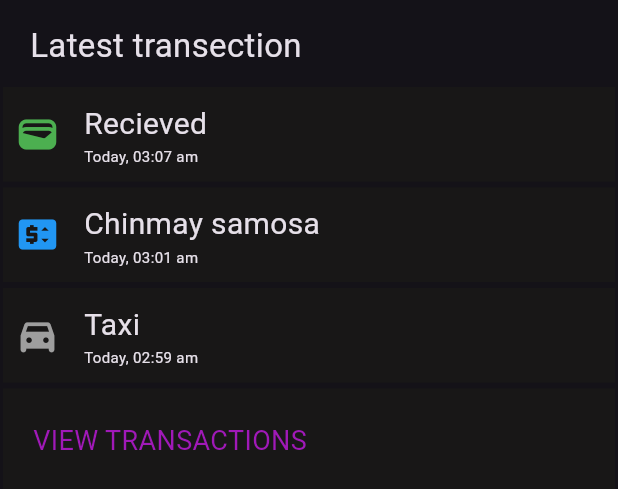
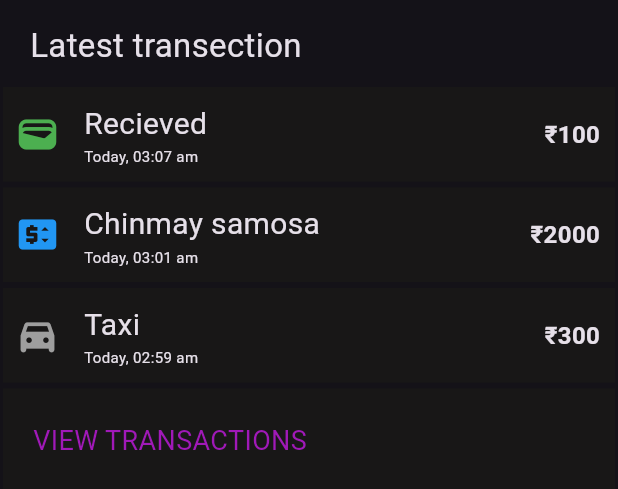
Before and after one commit to kunal-umap/Expances_Manager, a Flutter app: the Transection widget shown alone on an empty page, opened directly, on a phone screen of 412 x 824 dp. Shown: the top 489 px of the screen. Run offline on Flutter 3.47's test engine with Material 2 defaults, Android fonts, the phone set to English and light mode, and no system bars.

Commit message:
Transaction section done"

```diff
--- a/lib/main.dart
+++ b/lib/main.dart
@@ -1,4 +1,3 @@
-import 'package:expances_management/pages/Home/Home_Wedgets/Transection/transection.dart';
 import 'package:flutter/material.dart';
 
 void main() {
--- a/lib/pages/Home/Home_Wedgets/Transection/Main_page.dart
+++ b/lib/pages/Home/Home_Wedgets/Transection/Main_page.dart
@@ -7,12 +7,14 @@ class Main_page extends StatefulWidget {
   String time;
   IconData icon;
   Color color;
+  String price;
   Main_page({
     super.key,
     required this.label,
     required this.time,
     required this.icon,
     required this.color,
+    required this.price,
   });
 
   @override
@@ -53,6 +55,14 @@ class _Main_pageState extends State<Main_page> {
               ),
             ],
           ),
+          const Spacer(),
+          Text(
+            widget.price,
+            style: const TextStyle(
+              fontSize: 16,
+              fontWeight: FontWeight.bold,
+            ),
+          ),
         ],
       ),
     );
--- a/lib/pages/Home/Home_Wedgets/Transection/transection.dart
+++ b/lib/pages/Home/Home_Wedgets/Transection/transection.dart
@@ -10,15 +10,16 @@ class Transection extends StatelessWidget {
   SafeArea build(BuildContext context) {
     return SafeArea(
       child: Column(
-        mainAxisAlignment: MainAxisAlignment.start,
-        crossAxisAlignment: CrossAxisAlignment.start,
         children: [
           const Padding(
             padding: EdgeInsets.fromLTRB(20, 15, 0, 10),
+            child: Align(
+              alignment: Alignment.centerLeft,
               child: Text(
                 "Latest transection",
                 style: TextStyle(
                   fontSize: 22,
+                ),
               ),
             ),
           ),
@@ -31,6 +32,7 @@ class Transection extends StatelessWidget {
                 time: "Today, 03:07 am",
                 icon: Icons.wallet,
                 color: Colors.green,
+                price: '₹100',
               ),
             ),
           ),
@@ -43,6 +45,7 @@ class Transection extends StatelessWidget {
                 time: "Today, 03:01 am",
                 icon: Icons.price_change,
                 color: Colors.blue,
+                price: '₹2000',
               ),
             ),
           ),
@@ -55,6 +58,7 @@ class Transection extends StatelessWidget {
                 time: 'Today, 02:59 am',
                 icon: Icons.directions_car_filled_rounded,
                 color: Colors.grey,
+                price: '₹300',
               ),
             ),
           ),
@@ -65,9 +69,11 @@ class Transection extends StatelessWidget {
               width: double.infinity,
               height: 70,
               color: const Color.fromARGB(255, 24, 23, 23),
-              child: const Padding(
-                padding: EdgeInsets.all(20),
-                child: Text(
+              child: Padding(
+                padding: const EdgeInsets.all(20),
+                child: GestureDetector(
+                  onTap: () {},
+                  child: const Text(
                     "VIEW TRANSACTIONS",
                     textAlign: TextAlign.start,
                     style: TextStyle(
@@ -78,6 +84,7 @@ class Transection extends StatelessWidget {
                 ),
               ),
             ),
+          ),
         ],
       ),
     );
```
Lines whose indentation alone changed are shown as unchanged.
